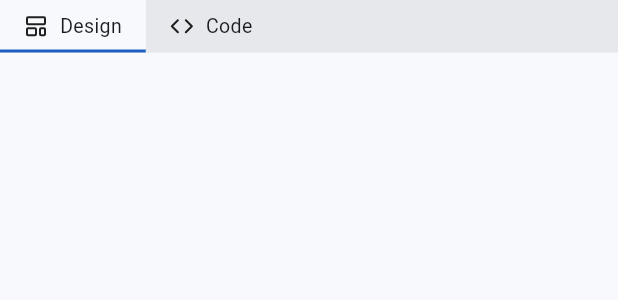
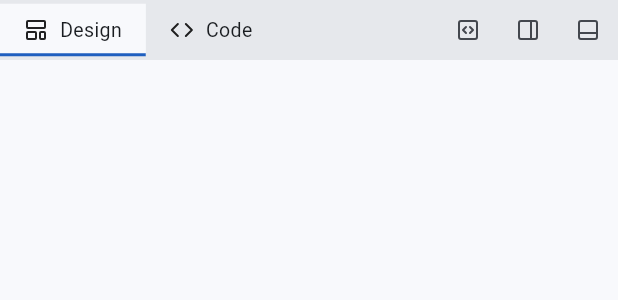
Before and after one commit to mariorefetto/flutter_ui_builder, a Flutter app: the CenterTabs widget shown alone on an empty page, opened directly, on a phone screen of 412 x 824 dp. Shown: the top 300 px of the screen. Run offline on Flutter 3.47's test engine with Material 3 defaults, Android fonts, the phone set to English and light mode, and no system bars; our stand-ins replace dartz, file_picker, flutter_bloc, flutter_colorpicker, freezed_annotation, get_it and 3 more; missing offline and left inert: analyzer, dart_style.

Commit message:
Let the code panel dock beside or below the designer as well as in a tab

```diff
--- a/lib/core/theme/app_icons.dart
+++ b/lib/core/theme/app_icons.dart
@@ -41,4 +41,7 @@ abstract final class AppIcons {
   static const IconData design = LucideIcons.layoutTemplate;
   static const IconData screens = LucideIcons.layers;
   static const IconData add = LucideIcons.plus;
+  static const IconData codeTab = LucideIcons.squareCode;
+  static const IconData codeBeside = LucideIcons.panelRight;
+  static const IconData codeBelow = LucideIcons.panelBottom;
 }
--- a/lib/features/editor/presentation/cubit/workspace_state.dart
+++ b/lib/features/editor/presentation/cubit/workspace_state.dart
@@ -18,6 +18,10 @@ enum StatusBarMode {
 /// What the central area shows.
 enum CenterTab { design, code }
 
+/// Where the code sits: as a tab of the central area, or beside or under the
+/// designer so both can be seen at once.
+enum CodePlacement { tab, right, bottom }
+
 /// Smallest and largest width a docked panel can be dragged to.
 const double minPanelWidth = 180;
 const double maxPanelWidth = 480;
@@ -25,6 +29,12 @@ const double maxPanelWidth = 480;
 /// The zoom steps of the designer, from a quarter to double size.
 const List<double> zoomSteps = [0.25, 0.5, 0.75, 1, 1.25, 1.5, 2];
 
+/// Smallest and largest size of the code panel along the axis it is resized.
+const double minCodeExtent = 200;
+const double maxCodeExtent = 900;
+
+const double _defaultCodeWidth = 460;
+const double _defaultCodeHeight = 300;
 const double _defaultLeftWidth = 260;
 const double _defaultRightWidth = 320;
 
@@ -38,6 +48,9 @@ abstract class WorkspaceState with _$WorkspaceState {
     @Default(true) bool propertiesVisible,
     @Default(false) bool problemsVisible,
     @Default(CenterTab.design) CenterTab centerTab,
+    @Default(CodePlacement.tab) CodePlacement codePlacement,
+    @Default(_defaultCodeWidth) double codeWidth,
+    @Default(_defaultCodeHeight) double codeHeight,
 
     /// The screen the designer previews the project on.
     @Default(PreviewDevice.phone) PreviewDevice device,
--- a/lib/features/editor/presentation/widgets/shell/center_tabs.dart
+++ b/lib/features/editor/presentation/widgets/shell/center_tabs.dart
@@ -14,25 +14,76 @@ class CenterTabs extends StatelessWidget {
   @override
   Widget build(BuildContext context) {
     final current = context.select((WorkspaceCubit c) => c.state.centerTab);
+    final placement = context.select(
+      (WorkspaceCubit c) => c.state.codePlacement,
+    );
     final cubit = context.read<WorkspaceCubit>();
+    final l10n = context.l10n;
     return Material(
       color: context.colorScheme.surfaceContainerHigh,
       child: Row(
         children: [
+          if (placement == CodePlacement.tab) ...[
             _Tab(
-            label: context.l10n.tabDesign,
+              label: l10n.tabDesign,
               icon: AppIcons.design,
               selected: current == CenterTab.design,
               onTap: () => cubit.showCenterTab(CenterTab.design),
             ),
             _Tab(
-            label: context.l10n.tabCode,
+              label: l10n.tabCode,
               icon: AppIcons.code,
               selected: current == CenterTab.code,
               onTap: () => cubit.showCenterTab(CenterTab.code),
             ),
           ],
+          const Spacer(),
+          _PlacementButton(
+            tooltip: l10n.codeAsTab,
+            icon: AppIcons.codeTab,
+            selected: placement == CodePlacement.tab,
+            onTap: () => cubit.setCodePlacement(CodePlacement.tab),
           ),
+          _PlacementButton(
+            tooltip: l10n.codeBeside,
+            icon: AppIcons.codeBeside,
+            selected: placement == CodePlacement.right,
+            onTap: () => cubit.setCodePlacement(CodePlacement.right),
+          ),
+          _PlacementButton(
+            tooltip: l10n.codeBelow,
+            icon: AppIcons.codeBelow,
+            selected: placement == CodePlacement.bottom,
+            onTap: () => cubit.setCodePlacement(CodePlacement.bottom),
+          ),
+        ],
+      ),
+    );
+  }
+}
+
+class _PlacementButton extends StatelessWidget {
+  const _PlacementButton({
+    required this.tooltip,
+    required this.icon,
+    required this.selected,
+    required this.onTap,
+  });
+
+  final String tooltip;
+  final IconData icon;
+  final bool selected;
+  final VoidCallback onTap;
+
+  @override
+  Widget build(BuildContext context) {
+    return IconButton(
+      tooltip: tooltip,
+      isSelected: selected,
+      visualDensity: VisualDensity.compact,
+      iconSize: AppConstants.spacingMD,
+      icon: Icon(icon),
+      onPressed: onTap,
     );
   }
 }
--- a/lib/l10n/app_it.arb
+++ b/lib/l10n/app_it.arb
@@ -254,5 +254,8 @@
   "propsGroupedArgument": "Nel codice: {argument} di {group}",
   "problemCircleWithRadius": "Un cerchio non ha angoli: il raggio è ignorato e Flutter lo rifiuta",
   "problemLowContrast": "Il colore del testo è troppo vicino allo sfondo per leggerlo bene (le WCAG chiedono 4,5:1)",
-  "problemSmallTapTarget": "Il bersaglio del tocco è più piccolo di 48 pixel e si colpisce con difficoltà"
+  "problemSmallTapTarget": "Il bersaglio del tocco è più piccolo di 48 pixel e si colpisce con difficoltà",
+  "codeAsTab": "Codice in una scheda",
+  "codeBeside": "Codice accanto al designer",
+  "codeBelow": "Codice sotto il designer"
 }
```
Also changed, not shown: lib/features/editor/presentation/cubit/workspace_cubit.dart (+23 -0 lines), lib/features/editor/presentation/pages/editor_page.dart (+50 -13 lines), lib/features/editor/presentation/widgets/shell/splitter.dart (+22 -7 lines), lib/l10n/app_en.arb (+12 -0 lines), lib/features/editor/presentation/cubit/workspace_state.freezed.dart, lib/l10n/generated/app_localizations.dart, lib/l10n/generated/app_localizations_en.dart, lib/l10n/generated/app_localizations_it.dart, 1 other file. Lines whose indentation alone changed are shown as unchanged.
